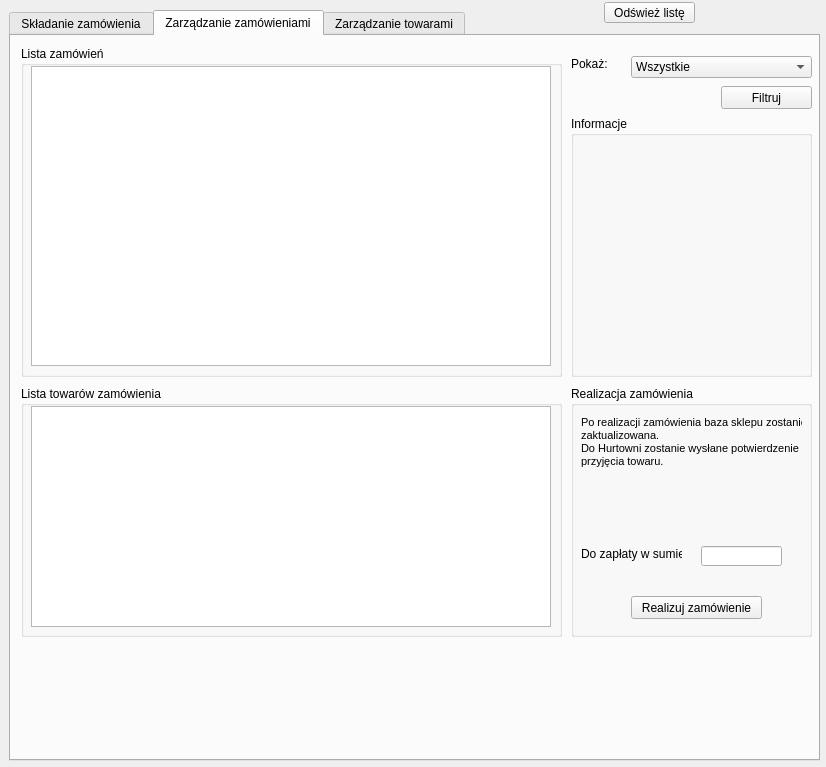
This is Sklep/magazynier.ui in pwltomaszek/projekt as Qt 5 draws it before an edit. The edited form follows.
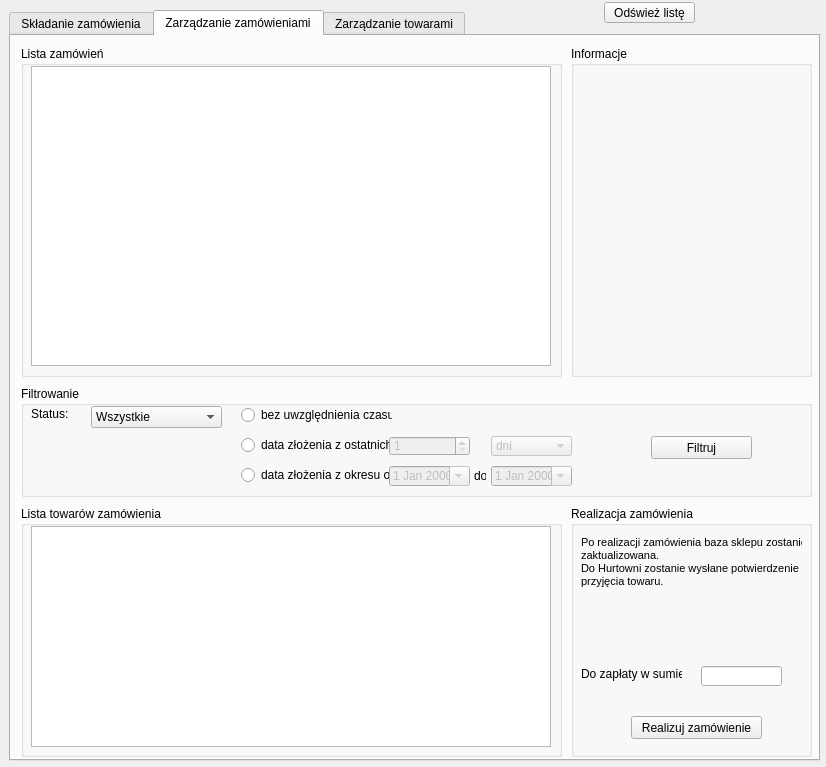
This is the edited form. The open tabs and pages were chosen to show the change.

Diff of the .ui file:
```diff
--- a/Sklep/magazynier.ui
+++ b/Sklep/magazynier.ui
@@ -1056,7 +1056,7 @@
      <property name="geometry">
       <rect>
        <x>560</x>
-       <y>350</y>
+       <y>470</y>
        <width>241</width>
        <height>251</height>
       </rect>
@@ -1125,7 +1125,7 @@
      <property name="geometry">
       <rect>
        <x>10</x>
-       <y>350</y>
+       <y>470</y>
        <width>541</width>
        <height>251</height>
       </rect>
@@ -1148,9 +1148,9 @@
      <property name="geometry">
       <rect>
        <x>560</x>
-       <y>80</y>
+       <y>10</y>
        <width>241</width>
-       <height>261</height>
+       <height>331</height>
       </rect>
      </property>
      <property name="title">
@@ -1170,12 +1170,126 @@
       </property>
      </widget>
     </widget>
+    <widget class="QGroupBox" name="groupBox_13">
+     <property name="geometry">
+      <rect>
+       <x>10</x>
+       <y>350</y>
+       <width>791</width>
+       <height>111</height>
+      </rect>
+     </property>
+     <property name="title">
+      <string>Filtrowanie</string>
+     </property>
+     <widget class="QLabel" name="label_24">
+      <property name="geometry">
+       <rect>
+        <x>10</x>
+        <y>20</y>
+        <width>51</width>
+        <height>16</height>
+       </rect>
+      </property>
+      <property name="text">
+       <string>Status:</string>
+      </property>
+     </widget>
+     <widget class="QRadioButton" name="wszystkieRadioButton">
+      <property name="geometry">
+       <rect>
+        <x>220</x>
+        <y>20</y>
+        <width>151</width>
+        <height>18</height>
+       </rect>
+      </property>
+      <property name="text">
+       <string>bez uwzględnienia czasu</string>
+      </property>
+     </widget>
+     <widget class="QRadioButton" name="ostatnieRadioButton">
+      <property name="geometry">
+       <rect>
+        <x>220</x>
+        <y>50</y>
+        <width>151</width>
+        <height>18</height>
+       </rect>
+      </property>
+      <property name="text">
+       <string>data złożenia z ostatnich</string>
+      </property>
+      <property name="checked">
+       <bool>false</bool>
+      </property>
+     </widget>
+     <widget class="QDateEdit" name="doDateEdit">
+      <property name="enabled">
+       <bool>false</bool>
+      </property>
+      <property name="geometry">
+       <rect>
+        <x>470</x>
+        <y>80</y>
+        <width>81</width>
+        <height>20</height>
+       </rect>
+      </property>
+      <property name="calendarPopup">
+       <bool>true</bool>
+      </property>
+     </widget>
+     <widget class="QLabel" name="label_25">
+      <property name="geometry">
+       <rect>
+        <x>453</x>
+        <y>80</y>
+        <width>12</width>
+        <height>20</height>
+       </rect>
+      </property>
+      <property name="text">
+       <string>do</string>
+      </property>
+     </widget>
+     <widget class="QComboBox" name="comboBox">
+      <property name="enabled">
+       <bool>false</bool>
+      </property>
+      <property name="geometry">
+       <rect>
+        <x>470</x>
+        <y>50</y>
+        <width>81</width>
+        <height>20</height>
+       </rect>
+      </property>
+      <property name="editable">
+       <bool>false</bool>
+      </property>
+      <item>
+       <property name="text">
+        <string>dni</string>
+       </property>
+      </item>
+      <item>
+       <property name="text">
+        <string>tygodni</string>
+       </property>
+      </item>
+      <item>
+       <property name="text">
+        <string>miesięcy</string>
+       </property>
+      </item>
+     </widget>
     <widget class="QComboBox" name="comboBoxFiltr_2">
      <property name="geometry">
       <rect>
-       <x>620</x>
+        <x>70</x>
        <y>20</y>
-       <width>181</width>
+        <width>131</width>
        <height>22</height>
       </rect>
      </property>
@@ -1205,31 +1319,92 @@
       </property>
      </item>
     </widget>
-    <widget class="QLabel" name="label_19">
+     <widget class="QRadioButton" name="okresRadioButton">
      <property name="geometry">
       <rect>
-       <x>560</x>
-       <y>20</y>
-       <width>51</width>
-       <height>16</height>
+        <x>220</x>
+        <y>80</y>
+        <width>151</width>
+        <height>18</height>
       </rect>
      </property>
      <property name="text">
-      <string>Pokaż:</string>
+       <string>data złożenia z okresu od</string>
+      </property>
+     </widget>
+     <widget class="QSpinBox" name="iloscSpinBox">
+      <property name="enabled">
+       <bool>false</bool>
+      </property>
+      <property name="geometry">
+       <rect>
+        <x>368</x>
+        <y>50</y>
+        <width>81</width>
+        <height>20</height>
+       </rect>
+      </property>
+      <property name="minimum">
+       <number>1</number>
+      </property>
+      <property name="maximum">
+       <number>500</number>
+      </property>
+      <property name="value">
+       <number>1</number>
+      </property>
+     </widget>
+     <widget class="QDateEdit" name="odDateEdit">
+      <property name="enabled">
+       <bool>false</bool>
+      </property>
+      <property name="geometry">
+       <rect>
+        <x>368</x>
+        <y>80</y>
+        <width>81</width>
+        <height>20</height>
+       </rect>
+      </property>
+      <property name="calendarPopup">
+       <bool>true</bool>
      </property>
     </widget>
     <widget class="QPushButton" name="buttonFiltrKat_2">
      <property name="geometry">
       <rect>
-       <x>710</x>
+        <x>630</x>
        <y>50</y>
-       <width>91</width>
+        <width>101</width>
        <height>23</height>
       </rect>
      </property>
      <property name="text">
       <string>Filtruj</string>
      </property>
+     </widget>
+     <zorder>label_24</zorder>
+     <zorder>wszystkieRadioButton</zorder>
+     <zorder>ostatnieRadioButton</zorder>
+     <zorder>doDateEdit</zorder>
+     <zorder>label_25</zorder>
+     <zorder>comboBox</zorder>
+     <zorder>comboBoxFiltr_2</zorder>
+     <zorder>okresRadioButton</zorder>
+     <zorder>iloscSpinBox</zorder>
+     <zorder>odDateEdit</zorder>
+     <zorder>buttonFiltrKat_2</zorder>
+     <zorder>label_24</zorder>
+     <zorder>wszystkieRadioButton</zorder>
+     <zorder>ostatnieRadioButton</zorder>
+     <zorder>doDateEdit</zorder>
+     <zorder>label_25</zorder>
+     <zorder>comboBox</zorder>
+     <zorder>comboBoxFiltr_2</zorder>
+     <zorder>okresRadioButton</zorder>
+     <zorder>iloscSpinBox</zorder>
+     <zorder>odDateEdit</zorder>
+     <zorder>buttonFiltrKat_2</zorder>
     </widget>
    </widget>
    <widget class="QWidget" name="tab_3">
```
Left out of the diff: 6 changed lines with no effect on the pictures. Lines whose indentation alone changed are shown as unchanged.
